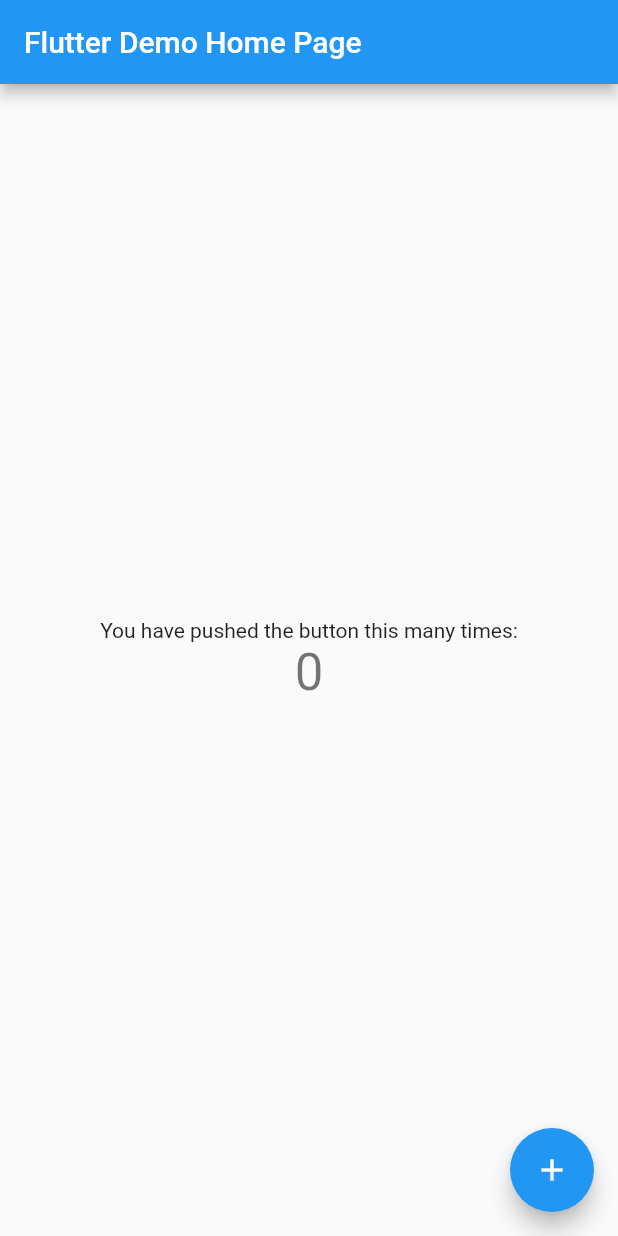
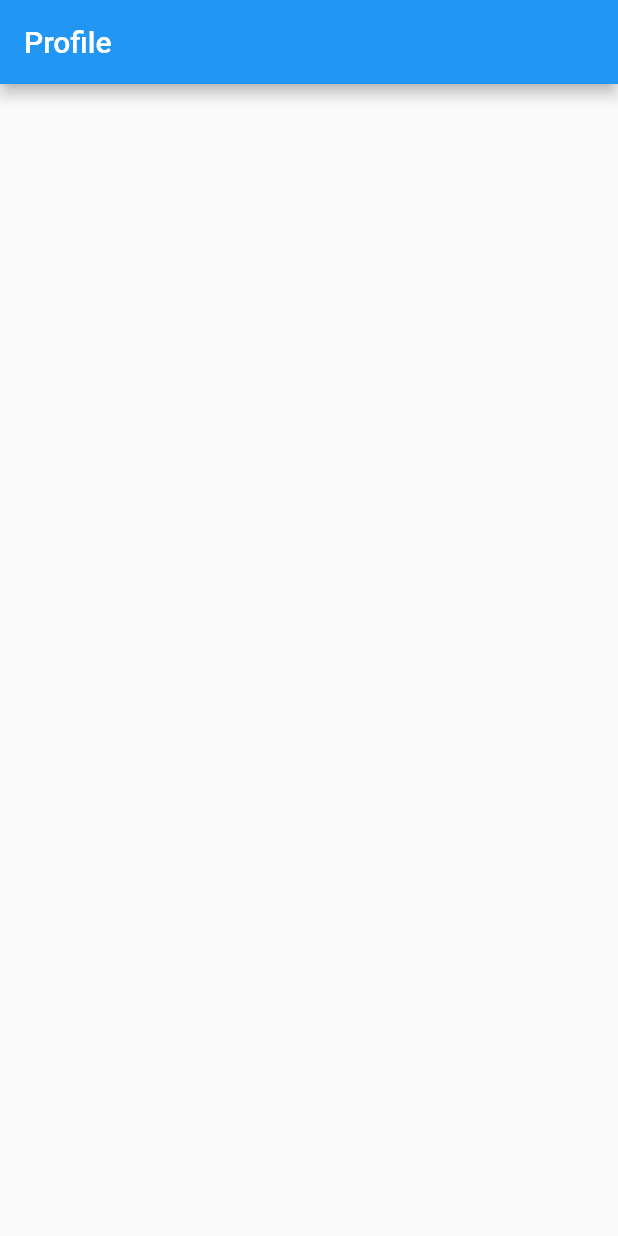
Before and after one commit to iamartyaa/vigademo, a Flutter app: the screen it shows after launch, on a phone screen of 412 x 824 dp. Run offline on Flutter 3.47's test engine with Material 2 defaults, Android fonts, the phone set to English and light mode, and no system bars.

Commit message:
initial setup

```diff
--- a/lib/main.dart
+++ b/lib/main.dart
@@ -1,4 +1,5 @@
 import 'package:flutter/material.dart';
+import 'package:vigademo/widgets/profile.dart';
 
 void main() {
   runApp(const MyApp());
@@ -6,110 +7,14 @@
 
 class MyApp extends StatelessWidget {
   const MyApp({Key? key}) : super(key: key);
-
-  // This widget is the root of your application.
   @override
   Widget build(BuildContext context) {
     return MaterialApp(
-      title: 'Flutter Demo',
+      title: 'Viga Demo',
       theme: ThemeData(
-        // This is the theme of your application.
-        //
-        // Try running your application with "flutter run". You'll see the
-        // application has a blue toolbar. Then, without quitting the app, try
-        // changing the primarySwatch below to Colors.green and then invoke
-        // "hot reload" (press "r" in the console where you ran "flutter run",
-        // or simply save your changes to "hot reload" in a Flutter IDE).
-        // Notice that the counter didn't reset back to zero; the application
-        // is not restarted.
         primarySwatch: Colors.blue,
       ),
-      home: const MyHomePage(title: 'Flutter Demo Home Page'),
+      home: ProfileScreen(),
     );
   }
 }
-
-class MyHomePage extends StatefulWidget {
-  const MyHomePage({Key? key, required this.title}) : super(key: key);
-
-  // This widget is the home page of your application. It is stateful, meaning
-  // that it has a State object (defined below) that contains fields that affect
-  // how it looks.
-
-  // This class is the configuration for the state. It holds the values (in this
-  // case the title) provided by the parent (in this case the App widget) and
-  // used by the build method of the State. Fields in a Widget subclass are
-  // always marked "final".
-
-  final String title;
-
-  @override
-  State<MyHomePage> createState() => _MyHomePageState();
-}
-
-class _MyHomePageState extends State<MyHomePage> {
-  int _counter = 0;
-
-  void _incrementCounter() {
-    setState(() {
-      // This call to setState tells the Flutter framework that something has
-      // changed in this State, which causes it to rerun the build method below
-      // so that the display can reflect the updated values. If we changed
-      // _counter without calling setState(), then the build method would not be
-      // called again, and so nothing would appear to happen.
-      _counter++;
-    });
-  }
-
-  @override
-  Widget build(BuildContext context) {
-    // This method is rerun every time setState is called, for instance as done
-    // by the _incrementCounter method above.
-    //
-    // The Flutter framework has been optimized to make rerunning build methods
-    // fast, so that you can just rebuild anything that needs updating rather
-    // than having to individually change instances of widgets.
-    return Scaffold(
-      appBar: AppBar(
-        // Here we take the value from the MyHomePage object that was created by
-        // the App.build method, and use it to set our appbar title.
-        title: Text(widget.title),
-      ),
-      body: Center(
-        // Center is a layout widget. It takes a single child and positions it
-        // in the middle of the parent.
-        child: Column(
-          // Column is also a layout widget. It takes a list of children and
-          // arranges them vertically. By default, it sizes itself to fit its
-          // children horizontally, and tries to be as tall as its parent.
-          //
-          // Invoke "debug painting" (press "p" in the console, choose the
-          // "Toggle Debug Paint" action from the Flutter Inspector in Android
-          // Studio, or the "Toggle Debug Paint" command in Visual Studio Code)
-          // to see the wireframe for each widget.
-          //
-          // Column has various properties to control how it sizes itself and
-          // how it positions its children. Here we use mainAxisAlignment to
-          // center the children vertically; the main axis here is the vertical
-          // axis because Columns are vertical (the cross axis would be
-          // horizontal).
-          mainAxisAlignment: MainAxisAlignment.center,
-          children: <Widget>[
-            const Text(
-              'You have pushed the button this many times:',
-            ),
-            Text(
-              '$_counter',
-              style: Theme.of(context).textTheme.headline4,
-            ),
-          ],
-        ),
-      ),
-      floatingActionButton: FloatingActionButton(
-        onPressed: _incrementCounter,
-        tooltip: 'Increment',
-        child: const Icon(Icons.add),
-      ), // This trailing comma makes auto-formatting nicer for build methods.
-    );
-  }
-}
--- /dev/null
+++ b/lib/widgets/profile.dart
@@ -0,0 +1,15 @@
+import 'package:flutter/material.dart';
+
+class ProfileScreen extends StatelessWidget {
+  const ProfileScreen({ Key? key }) : super(key: key);
+
+  @override
+  Widget build(BuildContext context) {
+    return Scaffold(
+      appBar: AppBar(
+        title: Text('Profile'),
+      ),
+      body: Container(),
+    );
+  }
+}
```
